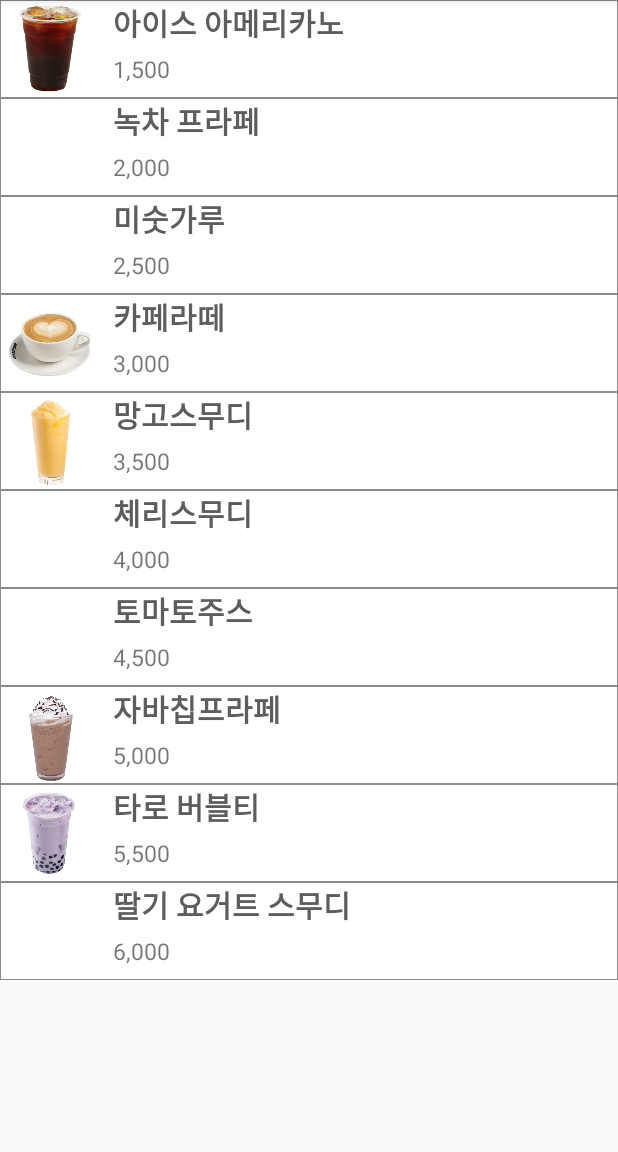
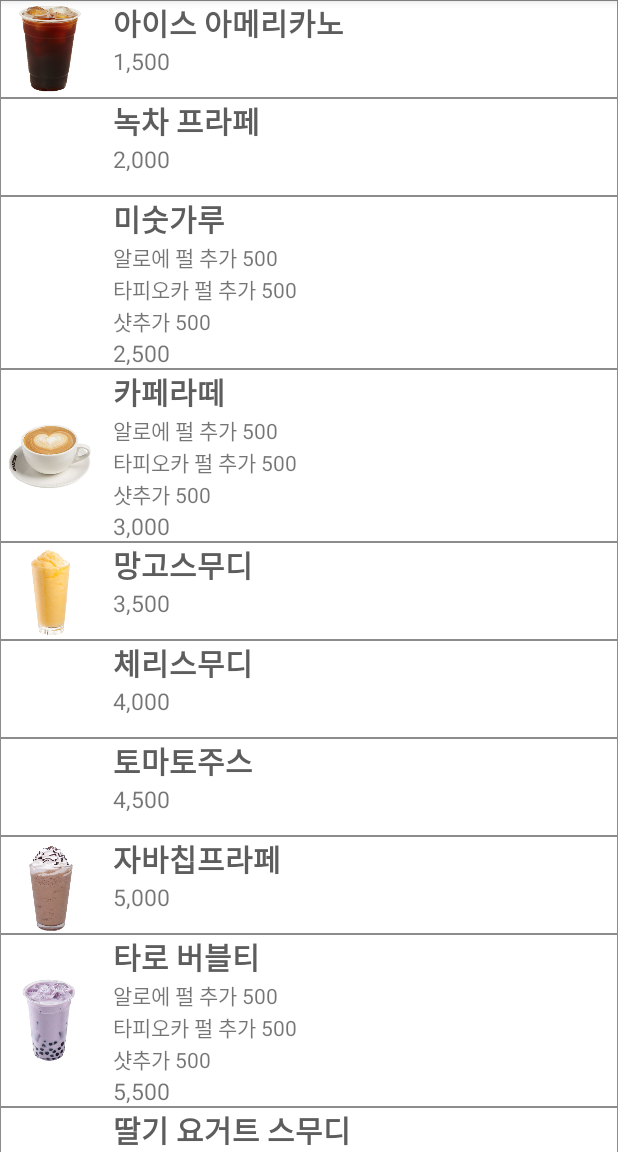
Before and after one commit to Ga1io/HeyApp, an Android app: the fragment StoreMenuFragment shown on its own in the app's theme, on a phone screen of 412 x 824 dp, the part 84-1236 px from its top. Run offline under Robolectric (Android 15) with nearby library versions, the phone set to English and light mode, and no system bars.

Commit message:
add option dynamically

```diff
--- a/app/src/main/java/com/galio/heydrink/Adapter/MenuAdapter.java
+++ b/app/src/main/java/com/galio/heydrink/Adapter/MenuAdapter.java
@@ -18,6 +18,7 @@ import com.galio.heydrink.R;
 import org.w3c.dom.Text;
 
 import java.util.ArrayList;
+import java.util.Map;
 
 public class MenuAdapter extends RecyclerView.Adapter<MenuAdapter.MenuViewHolder> {
     private ArrayList<Menu> data = new ArrayList<>();
@@ -47,11 +48,11 @@ public class MenuAdapter extends RecyclerView.Adapter<MenuAdapter.MenuViewHolder
         return data.size();
     }
 
-    public void setMenu(ArrayList<Menu> data){
+    public void setMenu(ArrayList<Menu> data) {
         this.data = data;
     }
 
-    public class MenuViewHolder extends RecyclerView.ViewHolder implements View.OnClickListener{
+    public class MenuViewHolder extends RecyclerView.ViewHolder implements View.OnClickListener {
         private ImageView menuImg;
         private TextView menuName;
         private TextView menuPrice;
@@ -63,7 +64,7 @@ public class MenuAdapter extends RecyclerView.Adapter<MenuAdapter.MenuViewHolder
             super(itemView);
             this.context = context;
 
-            menuImg= itemView.findViewById(R.id.menuImg);
+            menuImg = itemView.findViewById(R.id.menuImg);
             menuName = itemView.findViewById(R.id.menuName);
             menuPrice = itemView.findViewById(R.id.menuPrice);
             relativeLayout = itemView.findViewById(R.id.menuItemRelativeLayout);
@@ -73,19 +74,50 @@ public class MenuAdapter extends RecyclerView.Adapter<MenuAdapter.MenuViewHolder
 
         @Override
         public void onClick(View view) {
-            switch (view.getId()){
+            switch (view.getId()) {
                 case R.id.menuItemRelativeLayout:
                     Toast.makeText(context, "메뉴 클릭함", Toast.LENGTH_SHORT).show();
                     break;
             }
         }
 
-        public void onBind(Menu menu){
-            if (menu.img != -1){
+        public void onBind(Menu menu) {
+            if (menu.img != -1) {
                 menuImg.setBackgroundResource(menu.img);
             }
             menuName.setText(menu.name);
             menuPrice.setText(menu.price);
+
+            // 옵션 동적 생성
+            int textId = R.id.menuName;
+            for (Map.Entry<String, String> entry : menu.options.entrySet()) {
+                TextView optionText = new TextView(context);
+                RelativeLayout.LayoutParams params = new RelativeLayout.LayoutParams(
+                        ViewGroup.LayoutParams.WRAP_CONTENT, ViewGroup.LayoutParams.WRAP_CONTENT);
+
+                String option = entry.getKey() + " " + entry.getValue();
+                optionText.setText(option);
+
+                params.addRule(RelativeLayout.BELOW, textId);
+                params.addRule(RelativeLayout.ALIGN_LEFT, R.id.menuName);
+
+                textId = View.generateViewId();
+                optionText.setId(textId);
+                optionText.setLayoutParams(params);
+
+                relativeLayout.addView(optionText, params);
+            }
+
+            // 옵션 생성 후 가격 위치 조절
+            if (menu.options.size() > 0){
+                RelativeLayout.LayoutParams params = new RelativeLayout.LayoutParams(
+                        ViewGroup.LayoutParams.WRAP_CONTENT, ViewGroup.LayoutParams.WRAP_CONTENT);
+
+                params.addRule(RelativeLayout.BELOW, textId);
+                params.addRule(RelativeLayout.ALIGN_LEFT, R.id.menuName);
+
+                menuPrice.setLayoutParams(params);
+            }
         }
     }
 }
--- a/app/src/main/java/com/galio/heydrink/Data/Menu.java
+++ b/app/src/main/java/com/galio/heydrink/Data/Menu.java
@@ -4,6 +4,8 @@ import java.util.HashMap;
 
 public class Menu {
     public String name;
+
+    // Key: 옵션이름(샷추가, 펄추가), Value: 가격(500원)
     public HashMap<String, String> options = new HashMap<>();
     public String price;
     public int img = -1;
--- a/app/src/main/java/com/galio/heydrink/ui/customer/StoreMenuFragment.java
+++ b/app/src/main/java/com/galio/heydrink/ui/customer/StoreMenuFragment.java
@@ -17,6 +17,7 @@ import com.galio.heydrink.R;
 
 import java.text.NumberFormat;
 import java.util.ArrayList;
+import java.util.HashMap;
 import java.util.Locale;
 
 public class StoreMenuFragment extends Fragment {
@@ -73,6 +74,16 @@ public class StoreMenuFragment extends Fragment {
             newMenu.name = menuName[i];
             newMenu.price = NumberFormat.getNumberInstance(Locale.US).format(price);
 
+            if (i== 2 || i ==3 || i == 8){
+                HashMap<String, String> options = new HashMap<>();
+
+                options.put("타피오카 펄 추가", "500");
+                options.put("알로에 펄 추가", "500");
+                options.put("샷추가", "500");
+
+                newMenu.options = options;
+            }
+
             if (i == 0 || i == 3 || i ==4 || i == 7 || i== 8){
                 newMenu.img = menuImg[idx];
                 idx++;
--- a/app/src/main/res/layout/menu_item.xml
+++ b/app/src/main/res/layout/menu_item.xml
@@ -12,6 +12,7 @@
         android:layout_width="65dp"
         android:layout_height="65dp"
         android:layout_marginRight="10dp"
+        android:layout_centerVertical="true"
         android:scaleType="fitXY"/>
 
     <TextView
@@ -30,7 +31,6 @@
         android:layout_height="wrap_content"
         android:layout_below="@id/menuName"
         android:layout_toRightOf="@id/menuImg"
-        android:layout_marginTop="5dp"
         android:textSize="15sp"
         android:text="TextView" />
 
```
Also changed, not shown: 2 other files.
